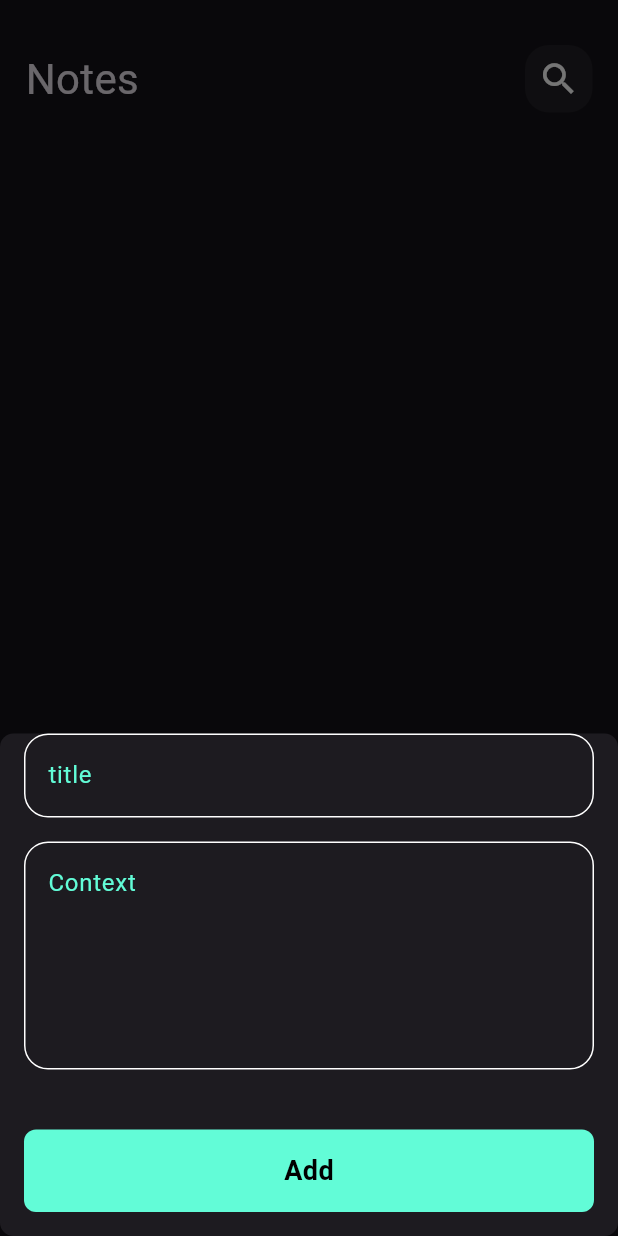
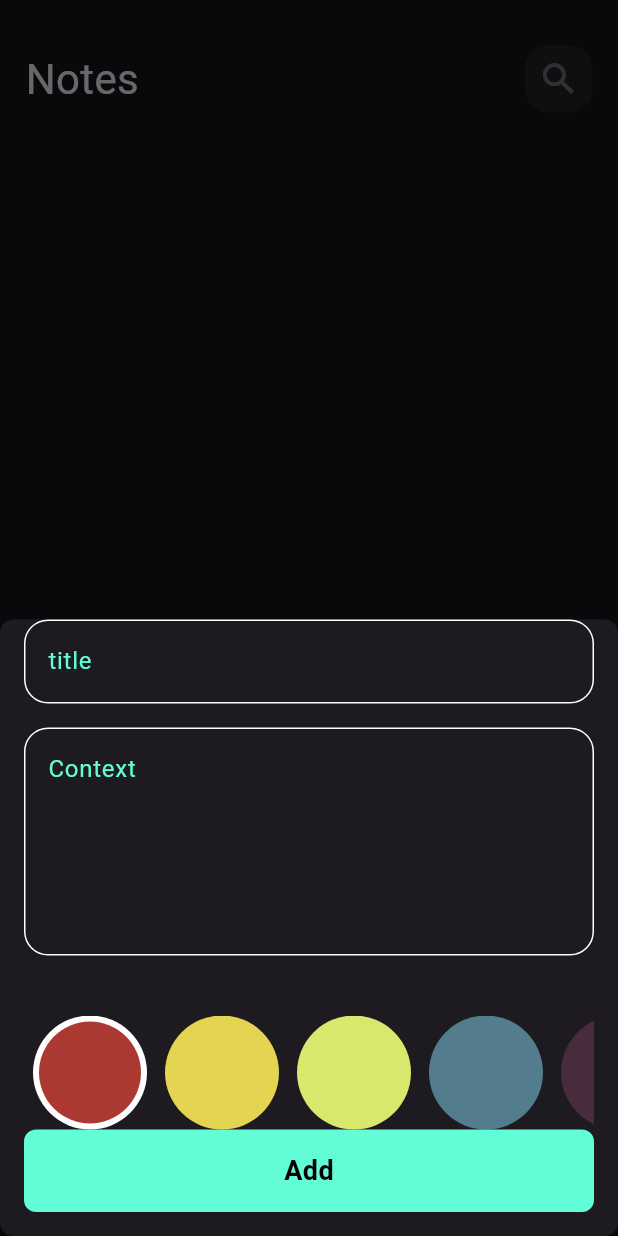
Before and after one commit to Ibrahim0011001/notes-app, a Flutter app: the screen it shows after launch, after a tap on the "add" icon, on a phone screen of 412 x 824 dp. Run offline on Flutter 3.47's test engine with Material 3 defaults, Android fonts, the phone set to English and light mode, and no system bars; our stand-ins replace bloc, flutter_bloc, hive, hive_flutter; accounts and stored records are empty.

Commit message:
finish note app

```diff
--- a/lib/contants.dart
+++ b/lib/contants.dart
@@ -2,3 +2,10 @@ import 'package:flutter/animation.dart';
 
 const kPrimaryColor = Color(0xff62FCD7);
 const kNotesBox = 'notes_box';
+List<Color> kColors = const [
+  Color(0xffAC3931),
+  Color(0xffE5D352),
+  Color(0xffD9E76C),
+  Color(0xff537D8D),
+  Color(0xff482C3D),
+];
--- a/lib/models/note_model.dart
+++ b/lib/models/note_model.dart
@@ -5,9 +5,9 @@ part 'note_model.g.dart';
 @HiveType(typeId: 0)
 class Notemodel extends HiveObject {
   @HiveField(0)
-  final String title;
+  String title;
   @HiveField(1)
-  final String subtitle;
+  String subtitle;
   @HiveField(2)
   final String date;
   @HiveField(3)
--- a/lib/view/wigets/add_note_form.dart
+++ b/lib/view/wigets/add_note_form.dart
@@ -1,7 +1,9 @@
 import 'package:flutter/material.dart';
 import 'package:flutter_bloc/flutter_bloc.dart';
 import 'package:notesapp/cubits/add_note_cubit/add_note_cubit.dart';
+import 'package:notesapp/cubits/notes_cubit/notes_cubit.dart';
 import 'package:notesapp/models/note_model.dart';
+import 'package:notesapp/view/wigets/color_list_view.dart';
 import 'package:notesapp/view/wigets/custom_button.dart';
 import 'package:notesapp/view/wigets/custom_text_field.dart';
 
@@ -45,11 +47,14 @@ class _AddNoteFormState extends State<AddNoteForm> {
           const SizedBox(
             height: 40,
           ),
-          CustomButton(
+          const ColorsListView(),
+          BlocBuilder<NotesCubit, NotesState>(
+            builder: (BuildContext context, state) {
+              return CustomButton(
+                isLoading: state is AddNoteLoading ? true : false,
                 ontap: () {
                   if (formkey.currentState!.validate()) {
                     formkey.currentState!.save();
-                var CurrentDate = DateTime.now();
                     // var FormatCurrentDate =Dateformate();
                     var notemodel = Notemodel(
                         title: title!,
@@ -61,6 +66,8 @@ class _AddNoteFormState extends State<AddNoteForm> {
                     autovalidateMode = AutovalidateMode.always;
                   }
                 },
+              );
+            },
           ),
           const SizedBox(
             height: 16,
--- /dev/null
+++ b/lib/view/wigets/color_list_view.dart
@@ -0,0 +1,67 @@
+import 'package:flutter/material.dart';
+import 'package:flutter_bloc/flutter_bloc.dart';
+import 'package:notesapp/contants.dart';
+
+import 'package:notesapp/cubits/add_note_cubit/add_note_cubit.dart';
+
+class ColorItem extends StatelessWidget {
+  const ColorItem({super.key, required this.isActive, required this.color});
+
+  final bool isActive;
+
+  final Color color;
+  @override
+  Widget build(BuildContext context) {
+    return isActive
+        ? CircleAvatar(
+            radius: 38,
+            backgroundColor: Colors.white,
+            child: CircleAvatar(
+              radius: 34,
+              backgroundColor: color,
+            ),
+          )
+        : CircleAvatar(
+            radius: 38,
+            backgroundColor: color,
+          );
+  }
+}
+
+class ColorsListView extends StatefulWidget {
+  const ColorsListView({super.key});
+
+  @override
+  State<ColorsListView> createState() => _ColorsListViewState();
+}
+
+class _ColorsListViewState extends State<ColorsListView> {
+  int currentIndex = 0;
+
+  @override
+  Widget build(BuildContext context) {
+    return SizedBox(
+      height: 38 * 2,
+      child: ListView.builder(
+        itemCount: kColors.length,
+        scrollDirection: Axis.horizontal,
+        itemBuilder: (context, index) {
+          return Padding(
+            padding: const EdgeInsets.symmetric(horizontal: 6),
+            child: GestureDetector(
+              onTap: () {
+                currentIndex = index;
+                BlocProvider.of<AddNoteCubit>(context).color = kColors[index];
+                setState(() {});
+              },
+              child: ColorItem(
+                color: kColors[index],
+                isActive: currentIndex == index,
+              ),
+            ),
+          );
+        },
+      ),
+    );
+  }
+}
--- a/lib/view/wigets/custom_button.dart
+++ b/lib/view/wigets/custom_button.dart
@@ -3,8 +3,10 @@ import 'package:flutter/material.dart';
 import '../../contants.dart';
 
 class CustomButton extends StatelessWidget {
-  const CustomButton({super.key, this.ontap});
+  const CustomButton({super.key, this.ontap, required this.isLoading});
   final void Function()? ontap;
+  final bool isLoading;
+
   @override
   Widget build(BuildContext context) {
     return GestureDetector(
--- a/lib/view/wigets/custom_text_field.dart
+++ b/lib/view/wigets/custom_text_field.dart
@@ -4,14 +4,22 @@ import '../../contants.dart';
 
 class CustomTextField extends StatelessWidget {
   const CustomTextField(
-      {super.key, required this.hint, this.maxlines = 1, this.onsaved});
+      {super.key,
+      required this.hint,
+      this.maxlines = 1,
+      this.onsaved,
+      this.onchanged});
   final String hint;
   final int maxlines;
+
   final void Function(String?)? onsaved;
+  final Function(String?)? onchanged;
+
   @override
   Widget build(BuildContext context) {
     return TextFormField(
       onSaved: onsaved,
+      onChanged: onchanged,
       validator: (value) {
         if (value?.isEmpty ?? true) {
           return 'Fiels is requierd';
--- a/lib/view/wigets/customappbar.dart
+++ b/lib/view/wigets/customappbar.dart
@@ -1,9 +1,11 @@
 import 'package:flutter/material.dart';
 
 class CustomAppbar extends StatelessWidget {
-  const CustomAppbar({super.key, required this.text, required this.icon});
+  const CustomAppbar(
+      {super.key, required this.text, required this.icon, this.onPressed});
   final String text;
   final IconData icon;
+  final void Function()? onPressed;
   @override
   Widget build(BuildContext context) {
     return Row(
@@ -19,9 +21,12 @@ class CustomAppbar extends StatelessWidget {
           decoration: BoxDecoration(
               color: Colors.white.withOpacity(.05),
               borderRadius: BorderRadius.circular(16)),
-          child: Icon(
-            icon,
-            size: 28,
+          child: IconButton(
+            icon: Icon(
+              icon,
+              size: 28,
+            ),
+            onPressed: onPressed,
           ),
         )
       ],
--- a/lib/view/wigets/note_item.dart
+++ b/lib/view/wigets/note_item.dart
@@ -13,7 +13,9 @@ class Newitem extends StatelessWidget {
     return GestureDetector(
       onTap: () {
         Navigator.of(context).push(MaterialPageRoute(
-          builder: (context) => const AddNoteView(),
+          builder: (context) => AddNoteView(
+            note: note,
+          ),
         ));
       },
       child: Container(
@@ -26,7 +28,7 @@ class Newitem extends StatelessWidget {
             ListTile(
                 title: Text(
                   note.title,
-                  style: TextStyle(
+                  style: const TextStyle(
                       color: Colors.black,
                       fontWeight: FontWeight.bold,
                       fontSize: 29),
--- a/lib/view/wigets/notes_list_view.dart
+++ b/lib/view/wigets/notes_list_view.dart
@@ -21,7 +21,7 @@ class notes_list_view extends StatelessWidget {
             itemCount: notes.length,
             itemBuilder: (context, index) {
               return Padding(
-                padding: EdgeInsets.symmetric(vertical: 7.0),
+                padding: const EdgeInsets.symmetric(vertical: 7.0),
                 child: Newitem(
                   note: notes[index],
                 ),
```
Also changed, not shown: lib/view/edit_note_view.dart (+7 -4 lines), lib/view/wigets/edit_view_body.dart (+31 -10 lines). Lines whose indentation alone changed are shown as unchanged.
